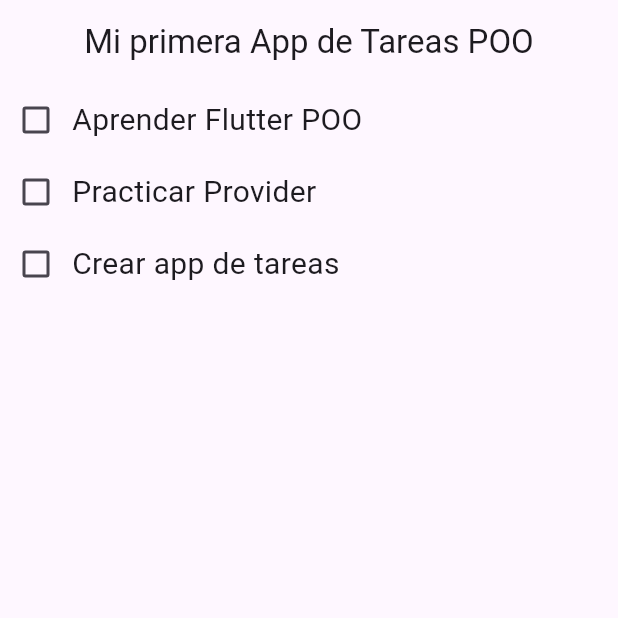
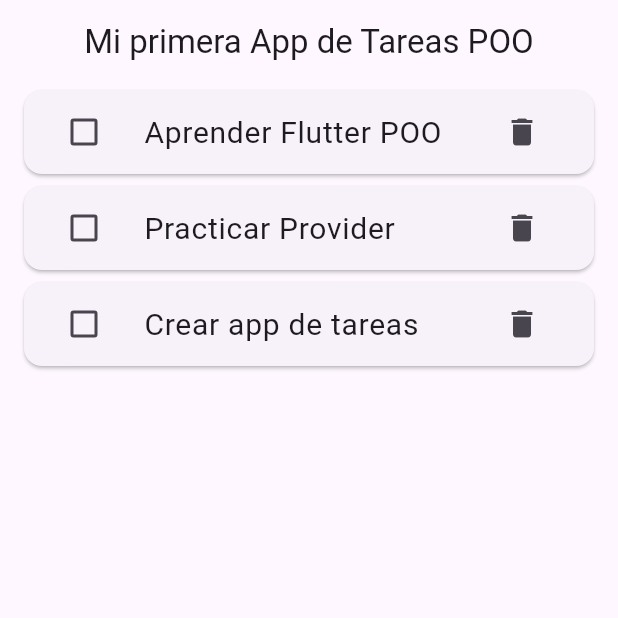
Before and after one commit to bycris13/todo_app, a Flutter app: the screen it shows after launch, on a phone screen of 412 x 824 dp, the top half of it. Run offline on Flutter 3.47's test engine with Material 3 defaults, Android fonts, the phone set to English and light mode, and no system bars.

Commit message:
:art: Cambio de Row a Card

```diff
--- a/lib/screen/task_list_screen.dart
+++ b/lib/screen/task_list_screen.dart
@@ -26,9 +26,11 @@ class _TaskListScreenState extends State<TaskListScreen> {
           itemCount: tasks.length,
           itemBuilder: (context, index) {
             final task = tasks[index];
-            return Row(
-              children: [
-                Checkbox(
+            return Card(
+              margin:
+                  const EdgeInsets.symmetric(horizontal: 16.0, vertical: 4.0),
+              child: ListTile(
+                leading: Checkbox(
                     activeColor: Colors.green,
                     value: task.completed,
                     onChanged: (bool? value) {
@@ -38,7 +40,7 @@ class _TaskListScreenState extends State<TaskListScreen> {
                         },
                       );
                     }),
-                Text(
+                title: Text(
                   task.title,
                   style: TextStyle(
                       fontSize: 20,
@@ -46,7 +48,9 @@ class _TaskListScreenState extends State<TaskListScreen> {
                           ? TextDecoration.lineThrough
                           : TextDecoration.none),
                 ),
-              ],
+                trailing: IconButton(
+                    onPressed: () {}, icon: const Icon(Icons.delete)),
+              ),
             );
           },
         ));
```
